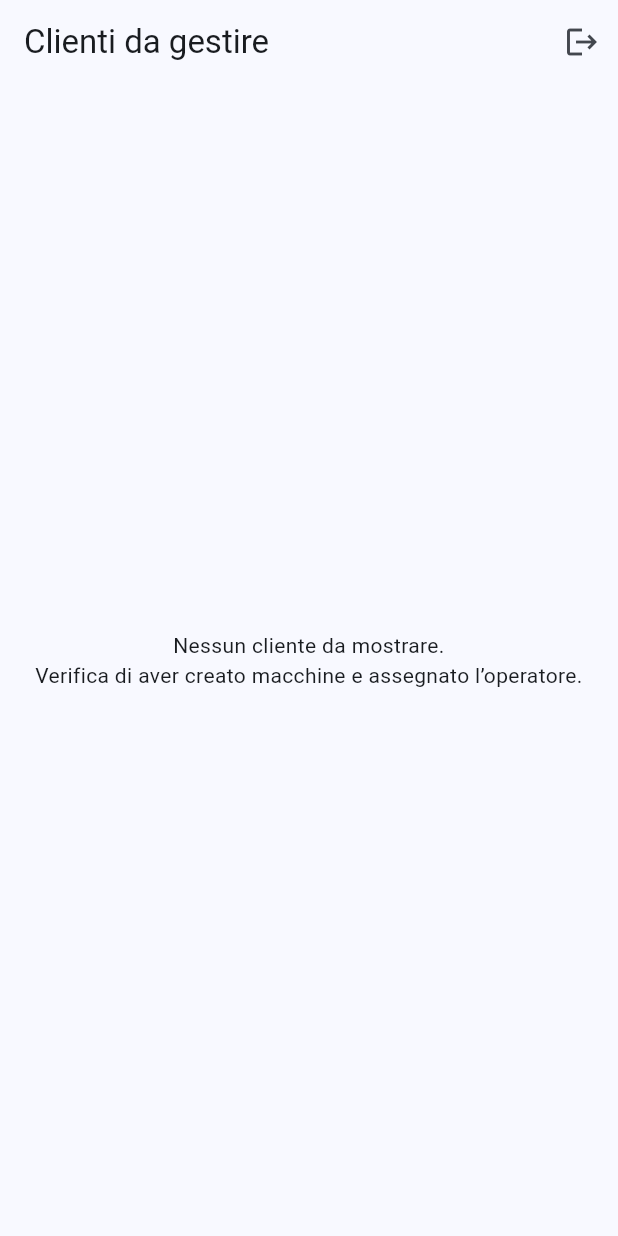
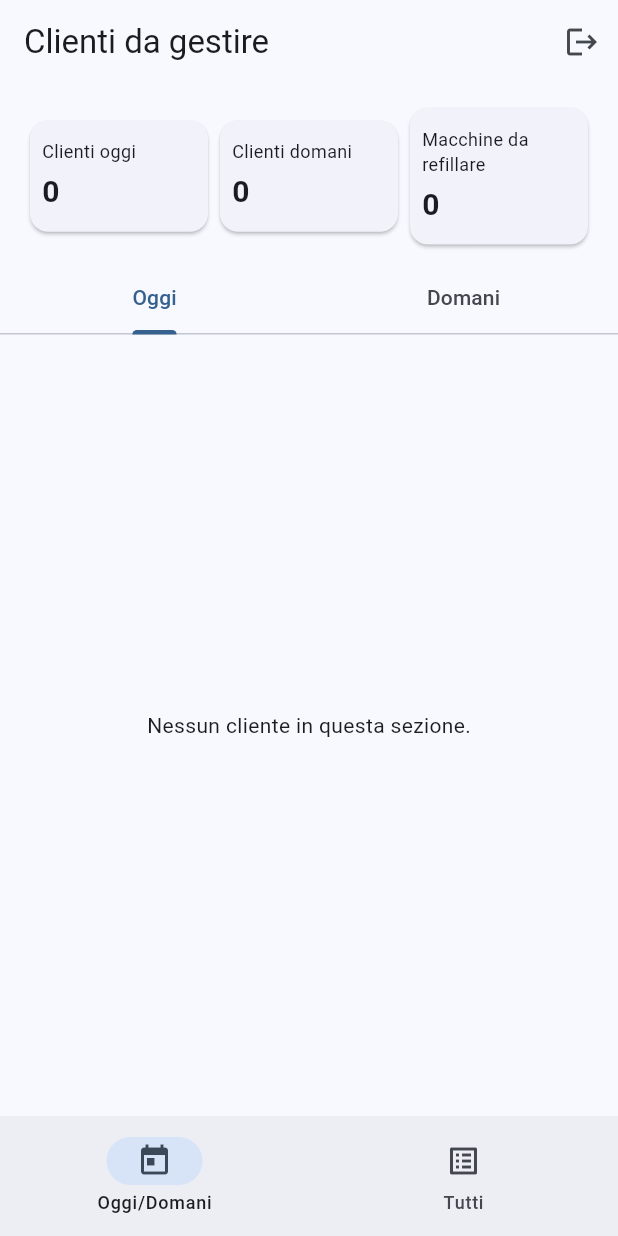
Before and after one commit to foresightmem/ic01-operator-app, a Flutter app: the DashboardPage screen opened by its route, on a phone screen of 412 x 824 dp. Run offline on Flutter 3.47's test engine with Material 3 defaults, Android fonts, the phone set to English and light mode, and no system bars; our stand-ins replace flutter_riverpod, go_router, supabase_flutter; accounts and stored records are empty.

Commit message:
metriche e oggi/domani aggiunti

```diff
--- a/lib/features/clients/presentation/client_detail_page.dart
+++ b/lib/features/clients/presentation/client_detail_page.dart
@@ -1,9 +1,9 @@
 // lib/features/clients/presentation/client_detail_page.dart
 import 'package:flutter/material.dart';
+import 'package:go_router/go_router.dart';
 import 'package:supabase_flutter/supabase_flutter.dart';
-import 'package:go_router/go_router.dart';
 
-
+/// Modello per rappresentare una macchina di un cliente nella lista
 class ClientMachine {
   final String machineId;
   final String code;
@@ -31,6 +31,7 @@ class ClientMachine {
   }
 }
 
+/// Pagina di dettaglio cliente: mostra le macchine di quel cliente
 class ClientDetailPage extends StatefulWidget {
   final String clientId;
   final String? clientName;
@@ -66,6 +67,12 @@ class _ClientDetailPageState extends State<ClientDetailPage> {
     return (data as List<dynamic>)
         .map((row) => ClientMachine.fromMap(row as Map<String, dynamic>))
         .toList();
+  }
+
+  Future<void> _refreshMachines() async {
+    setState(() {
+      _futureMachines = _loadMachines();
+    });
   }
 
   Color _stateColor(String state) {
@@ -153,8 +160,12 @@ class _ClientDetailPageState extends State<ClientDetailPage> {
                     '${m.siteName}\nStato: $label (${m.state})',
                   ),
                   isThreeLine: true,
-                  onTap: () {
-                    context.push('/machines/${m.machineId}');
+                  onTap: () async {
+                    // Vai al dettaglio macchina, poi al ritorno ricarica la lista
+                    await context.push('/machines/${m.machineId}');
+                    if (mounted) {
+                      _refreshMachines();
+                    }
                   },
                 ),
               );
--- a/lib/features/dashboard/presentation/dashboard_page.dart
+++ b/lib/features/dashboard/presentation/dashboard_page.dart
@@ -1,46 +1,35 @@
 // lib/features/dashboard/presentation/dashboard_page.dart
 import 'package:flutter/material.dart';
+import 'package:go_router/go_router.dart';
 import 'package:supabase_flutter/supabase_flutter.dart';
-import 'package:go_router/go_router.dart';
 
-/// Modello per rappresentare lo stato di un cliente in dashboard.
-///
-/// Ogni cliente ha:
-/// - [clientId]: identificativo univoco (PK sul DB)
-/// - [name]: nome del cliente (ragione sociale / label leggibile)
-/// - [worstState]: stato "peggiore" tra tutte le macchine assegnate,
-///   normalizzato come stringa (es: 'green', 'yellow', 'red', 'black').
+/// Modello per rappresentare lo stato di un cliente
 class ClientState {
-  /// ID univoco del cliente (deriva da `client_id` nella view `client_states`).
   final String clientId;
-  /// Nome leggibile del cliente (deriva da `name` nella view `client_states`).
   final String name;
-  /// Stato aggregato peggiore del cliente (es. 'green', 'yellow', 'red', 'black').
   final String worstState;
+  final int totalMachines;
+  final int machinesToRefill;
 
   ClientState({
     required this.clientId,
     required this.name,
     required this.worstState,
+    required this.totalMachines,
+    required this.machinesToRefill,
   });
 
-/// Costruttore factory che crea un [ClientState] a partire da una mappa.
-///
-/// È pensato per essere usato direttamente con il risultato di Supabase,
-/// dove ogni riga è una `Map<String, dynamic>`.
   factory ClientState.fromMap(Map<String, dynamic> map) {
     return ClientState(
       clientId: map['client_id'] as String,
       name: map['name'] as String,
       worstState: map['worst_state'] as String,
+      totalMachines: map['total_machines'] as int,
+      machinesToRefill: map['machines_to_refill'] as int,
     );
   }
 }
-/// Pagina principale di dashboard per l'operatore.
-///
-/// Mostra la lista dei clienti assegnati all'operatore loggato, con:
-/// - stato aggregato peggiore (colore + label)
-/// - possibilità di refresh tramite [RefreshIndicator]
+
 class DashboardPage extends StatefulWidget {
   const DashboardPage({super.key});
 
@@ -49,12 +38,10 @@ class DashboardPage extends StatefulWidget {
 }
 
 class _DashboardPageState extends State<DashboardPage> {
-  /// Future che carica la lista dei clienti da mostrare in dashboard.
-  ///
-  /// Viene inizializzato in [initState] e ricalcolato:
-  /// - al primo avvio della pagina
-  /// - quando l'utente fa pull-to-refresh
   late Future<List<ClientState>> _futureClients;
+
+  // 0 = Oggi/Domani, 1 = Tutti i clienti
+  int _bottomIndex = 0;
 
   @override
   void initState() {
@@ -62,14 +49,6 @@ class _DashboardPageState extends State<DashboardPage> {
     _futureClients = _loadClients();
   }
 
-  /// Legge la view `client_states` da Supabase.
-  ///
-  /// Grazie alle RLS sulle `machines`, l'operatore vedrà solo i clienti
-  /// associati a macchine a lui assegnate.
-  ///
-  /// La view `client_states` si occupa di:
-  /// - aggregare le macchine per cliente
-  /// - calcolare lo stato "peggiore" per ogni cliente
   Future<List<ClientState>> _loadClients() async {
     final supabase = Supabase.instance.client;
 
@@ -83,23 +62,12 @@ class _DashboardPageState extends State<DashboardPage> {
         .toList();
   }
 
-  /// Forza il ricaricamento della lista clienti.
-  ///
-  /// Usato dal [RefreshIndicator] per effettuare il pull-to-refresh.
   Future<void> _refresh() async {
     setState(() {
       _futureClients = _loadClients();
     });
   }
 
-  /// Restituisce un colore corrispondente allo stato della macchina/cliente.
-  ///
-  /// Mappa:
-  /// - 'green'  → verde  (OK)
-  /// - 'yellow' → arancione (attenzione)
-  /// - 'red'    → rosso (critico)
-  /// - 'black'  → nero (fermo)
-  /// - default  → grigio (sconosciuto / non mappato)
   Color _stateColor(String state) {
     switch (state) {
       case 'green':
@@ -115,14 +83,6 @@ class _DashboardPageState extends State<DashboardPage> {
     }
   }
 
-  /// Restituisce una descrizione testuale leggibile dello stato.
-  ///
-  /// Mappa:
-  /// - 'green'  → 'OK'
-  /// - 'yellow' → 'Attenzione'
-  /// - 'red'    → 'Critico'
-  /// - 'black'  → 'Fermo'
-  /// - default  → 'Sconosciuto'
   String _stateLabel(String state) {
     switch (state) {
       case 'green':
@@ -138,13 +98,256 @@ class _DashboardPageState extends State<DashboardPage> {
     }
   }
 
+  int _severity(String state) {
+    switch (state) {
+      case 'black':
+        return 3;
+      case 'red':
+        return 2;
+      case 'yellow':
+        return 1;
+      case 'green':
+      default:
+        return 0;
+    }
+  }
+
+  /// Divide i clienti tra "oggi" e "domani" seguendo la logica:
+  /// - se esistono red/black: oggi = red/black, domani = yellow
+  /// - altrimenti: oggi = peggiori, domani = livello subito sotto (se esiste)
+  (List<ClientState> today, List<ClientState> tomorrow) _splitTodayTomorrow(
+    List<ClientState> all,
+  ) {
+    if (all.isEmpty) return (<ClientState>[], <ClientState>[]);
+
+    final withSeverity = all
+        .map((c) => (client: c, sev: _severity(c.worstState)))
+        .toList();
+
+    final hasCritical = withSeverity.any((e) => e.sev >= 2);
+    if (hasCritical) {
+      final today = withSeverity
+          .where((e) => e.sev >= 2) // red o black
+          .map((e) => e.client)
+          .toList();
+      final tomorrow = withSeverity
+          .where((e) => e.sev == 1) // yellow
+          .map((e) => e.client)
+          .toList();
+      return (today, tomorrow);
+    }
+
+    // nessun red/black: usiamo il livello peggiore disponibile
+    final maxSev =
+        withSeverity.map((e) => e.sev).reduce((a, b) => a > b ? a : b);
+    final today = withSeverity
+        .where((e) => e.sev == maxSev)
+        .map((e) => e.client)
+        .toList();
+
+    final levelsBelow = withSeverity
+        .map((e) => e.sev)
+        .where((sev) => sev < maxSev)
+        .toSet();
+    if (levelsBelow.isEmpty) {
+      return (today, <ClientState>[]);
+    }
+    final nextSev =
+        levelsBelow.reduce((a, b) => a > b ? a : b); // migliore tra i peggiori sotto
+    final tomorrow = withSeverity
+        .where((e) => e.sev == nextSev)
+        .map((e) => e.client)
+        .toList();
+
+    return (today, tomorrow);
+  }
+
+  Widget _buildClientList(List<ClientState> clients) {
+    if (clients.isEmpty) {
+      return const Center(
+        child: Text('Nessun cliente in questa sezione.'),
+      );
+    }
+
+    return ListView.separated(
+      padding: const EdgeInsets.all(16),
+      itemCount: clients.length,
+      separatorBuilder: (_, __) => const SizedBox(height: 8),
+      itemBuilder: (context, index) {
+        final client = clients[index];
+        final color = _stateColor(client.worstState);
+        final label = _stateLabel(client.worstState);
+
+        final refillInfo = client.machinesToRefill > 0
+            ? '${client.machinesToRefill} macchina/e su ${client.totalMachines} da refillare'
+            : 'Tutte OK (${client.totalMachines} macchine)';
+
+        return Card(
+          child: ListTile(
+            leading: CircleAvatar(
+              backgroundColor: color,
+            ),
+            title: Text(client.name),
+            subtitle:
+                Text('Stato: $label (${client.worstState})\n$refillInfo'),
+            onTap: () async {
+              final encodedName = Uri.encodeComponent(client.name);
+              await context
+                  .push('/clients/${client.clientId}?name=$encodedName');
+              if (mounted) {
+                _refresh();
+              }
+            },
+          ),
+        );
+      },
+    );
+  }
+
+  /// KPI operativi (no storici): clienti oggi/domani + macchine da refillare oggi
+  Widget _buildKpiRow(
+    List<ClientState> all,
+    List<ClientState> today,
+    List<ClientState> tomorrow,
+  ) {
+    final todayClients = today.length;
+    final tomorrowClients = tomorrow.length;
+    final machinesToRefillToday =
+        today.fold<int>(0, (sum, c) => sum + c.machinesToRefill);
+
+    return Padding(
+      padding: const EdgeInsets.fromLTRB(16, 12, 16, 8),
+      child: Row(
+        children: [
+          Expanded(
+            child: Card(
+              child: Padding(
+                padding:
+                    const EdgeInsets.symmetric(vertical: 12, horizontal: 8),
+                child: Column(
+                  crossAxisAlignment: CrossAxisAlignment.start,
+                  children: [
+                    const Text(
+                      'Clienti oggi',
+                      style: TextStyle(fontSize: 12),
+                    ),
+                    const SizedBox(height: 4),
+                    Text(
+                      '$todayClients',
+                      style: const TextStyle(
+                        fontSize: 20,
+                        fontWeight: FontWeight.bold,
+                      ),
+                    ),
+                  ],
+                ),
+              ),
+            ),
+          ),
+          Expanded(
+            child: Card(
+              child: Padding(
+                padding:
+                    const EdgeInsets.symmetric(vertical: 12, horizontal: 8),
+                child: Column(
+                  crossAxisAlignment: CrossAxisAlignment.start,
+                  children: [
+                    const Text(
+                      'Clienti domani',
+                      style: TextStyle(fontSize: 12),
+                    ),
+                    const SizedBox(height: 4),
+                    Text(
+                      '$tomorrowClients',
+                      style: const TextStyle(
+                        fontSize: 20,
+                        fontWeight: FontWeight.bold,
+                      ),
+                    ),
+                  ],
+                ),
+              ),
+            ),
+          ),
+          Expanded(
+            child: Card(
+              child: Padding(
+                padding:
+                    const EdgeInsets.symmetric(vertical: 12, horizontal: 8),
+                child: Column(
+                  crossAxisAlignment: CrossAxisAlignment.start,
+                  children: [
+                    const Text(
+                      'Macchine da refillare',
+                      style: TextStyle(fontSize: 12),
+                    ),
+                    const SizedBox(height: 4),
+                    Text(
+                      '$machinesToRefillToday',
+                      style: const TextStyle(
+                        fontSize: 20,
+                        fontWeight: FontWeight.bold,
+                      ),
+                    ),
+                  ],
+                ),
+              ),
+            ),
+          ),
+        ],
+      ),
+    );
+  }
+
+  Widget _buildBody(List<ClientState> clients) {
+    final (today, tomorrow) = _splitTodayTomorrow(clients);
+
+    if (_bottomIndex == 0) {
+      // Tab "Oggi/Domani"
+      return DefaultTabController(
+        length: 2,
+        child: Column(
+          children: [
+            _buildKpiRow(clients, today, tomorrow),
+            const TabBar(
+              tabs: [
+                Tab(text: 'Oggi'),
+                Tab(text: 'Domani'),
+              ],
+            ),
+            Expanded(
+              child: TabBarView(
+                children: [
+                  _buildClientList(today),
+                  _buildClientList(tomorrow),
+                ],
+              ),
+            ),
+          ],
+        ),
+      );
+    } else {
+      // Tab "Tutti i clienti" (inclusi i verdi)
+      return Column(
+        children: [
+          _buildKpiRow(clients, today, tomorrow),
+          Expanded(child: _buildClientList(clients)),
+        ],
+      );
+    }
+  }
+
   @override
   Widget build(BuildContext context) {
     final user = Supabase.instance.client.auth.currentUser;
 
     return Scaffold(
       appBar: AppBar(
-        title: const Text('Clienti da gestire'),
+        title: Text(
+          _bottomIndex == 0
+              ? 'Clienti da gestire'
+              : 'Tutti i clienti assegnati',
+        ),
         actions: [
           if (user != null)
             Center(
@@ -180,44 +383,29 @@ class _DashboardPageState extends State<DashboardPage> {
             }
 
             final clients = snapshot.data ?? [];
-
-            if (clients.isEmpty) {
-              return const Center(
-                child: Text(
-                  'Nessun cliente da mostrare.\n'
-                  'Verifica di aver creato macchine e assegnato l’operatore.',
-                  textAlign: TextAlign.center,
-                ),
-              );
-            }
-
-            return ListView.separated(
-              padding: const EdgeInsets.all(16),
-              itemCount: clients.length,
-              separatorBuilder: (_, __) => const SizedBox(height: 8),
-              itemBuilder: (context, index) {
-                final client = clients[index];
-                final color = _stateColor(client.worstState);
-                final label = _stateLabel(client.worstState);
-
-                return Card(
-                  child: ListTile(
-                    leading: CircleAvatar(
-                      backgroundColor: color,
-                    ),
-                    title: Text(client.name),
-                    subtitle: Text('Stato: $label (${client.worstState})'),
-                    onTap: () {
-                      final encodedName = Uri.encodeComponent(client.name);
-                      context.go('/clients/${client.clientId}?name=$encodedName');
-
-                    },
-                  ),
-                );
-              },
-            );
+            return _buildBody(clients);
           },
         ),
+      ),
+      bottomNavigationBar: NavigationBar(
+        selectedIndex: _bottomIndex,
+        onDestinationSelected: (index) {
+          setState(() {
+            _bottomIndex = index;
+          });
+        },
+        destinations: const [
+          NavigationDestination(
+            icon: Icon(Icons.today_outlined),
+            selectedIcon: Icon(Icons.today),
+            label: 'Oggi/Domani',
+          ),
+          NavigationDestination(
+            icon: Icon(Icons.list_alt_outlined),
+            selectedIcon: Icon(Icons.list_alt),
+            label: 'Tutti',
+          ),
+        ],
       ),
     );
   }
```
